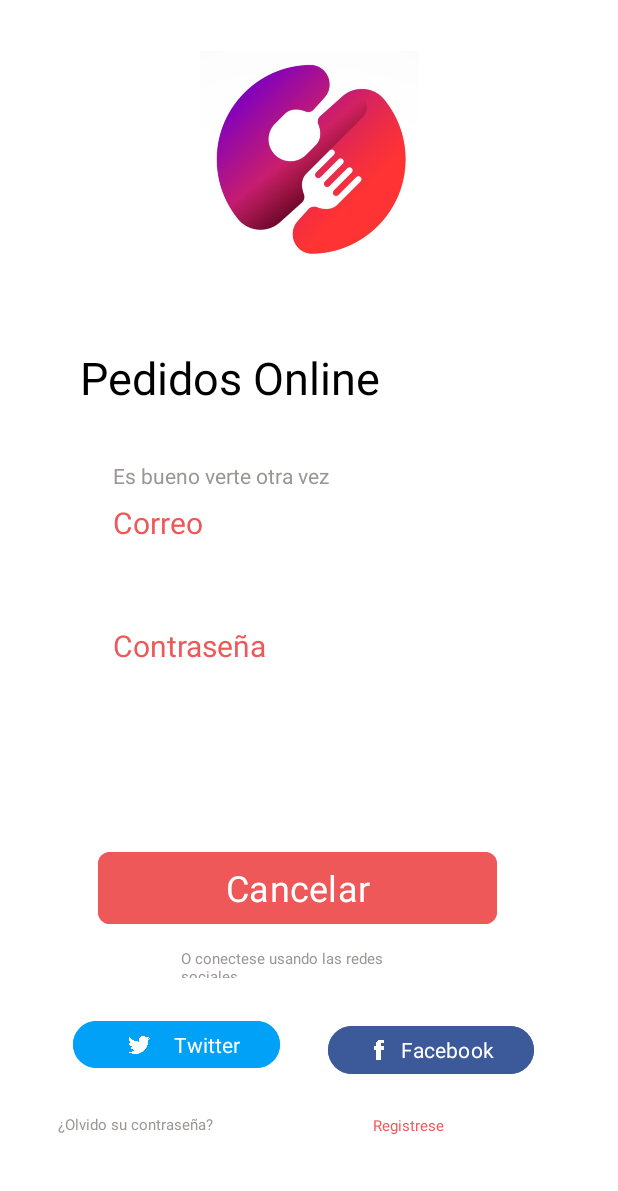
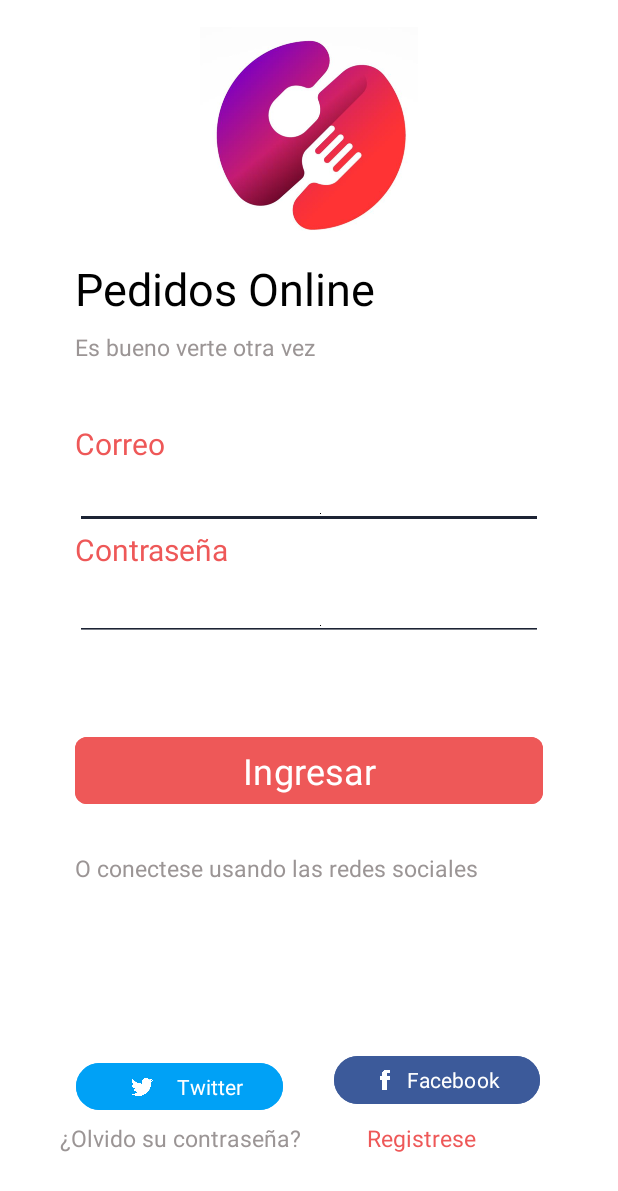
Before and after one commit to Maxximio/Dispositivos-Moviles, an Android app: the PedidosActivity screen opened directly, with no data from a screen before it, on a phone screen of 412 x 824 dp. Shown: the top 1191 px of the screen. Run offline under Robolectric (Android 15) with nearby library versions, the phone set to English and light mode, and no system bars; Roboto replaces fonts that are not available here.

Commit message:
dimen y styles

```diff
--- a/app/src/main/java/com/exam/dispositivosmoviles/ui/activities/MainActivity2.kt
+++ b/app/src/main/java/com/exam/dispositivosmoviles/ui/activities/MainActivity2.kt
@@ -6,7 +6,7 @@ import android.os.Bundle
 import android.util.Log
 import com.exam.dispositivosmoviles.R
 import com.exam.dispositivosmoviles.databinding.ActivityMain2Binding
-import com.exam.dispositivosmoviles.databinding.ActivityMainBinding
+
 
 class MainActivity2 : AppCompatActivity() {
     private lateinit var binding: ActivityMain2Binding
@@ -40,7 +40,7 @@ class MainActivity2 : AppCompatActivity() {
         binding.button2.setOnClickListener{
             var intent = Intent(
                 this,
-                MainActivity::class.java
+                PedidosActivity::class.java
             )
 
             startActivity(intent)
--- a/app/src/main/java/com/exam/dispositivosmoviles/ui/activities/PedidosActivity.kt
+++ b/app/src/main/java/com/exam/dispositivosmoviles/ui/activities/PedidosActivity.kt
@@ -1,17 +1,62 @@
 package com.exam.dispositivosmoviles.ui.activities
 
+import android.content.Intent
 import androidx.appcompat.app.AppCompatActivity
 import android.os.Bundle
+import android.util.Log
 import com.exam.dispositivosmoviles.R
+import com.exam.dispositivosmoviles.databinding.ActivityPedidosBinding
+import com.exam.dispositivosmoviles.login.validator.LoginValidator
+import com.google.android.material.snackbar.Snackbar
 
 class PedidosActivity : AppCompatActivity() {
+
+    private lateinit var binding: ActivityPedidosBinding
     override fun onCreate(savedInstanceState: Bundle?) {
         super.onCreate(savedInstanceState)
-        setContentView(R.layout.activity_pedidos)
+        binding = ActivityPedidosBinding.inflate(layoutInflater)
+        setContentView(binding.root)
     }
 
     override fun onStart() {
         super.onStart()
+        initClass()
+    }
+    private fun initClass(){
+
+
+
+        binding.btnLogin.setOnClickListener{
+            val loginVal = LoginValidator()
+            val check = loginVal.checkLogin( binding.editName.text.toString(), binding.editPass.text.toString())
+
+
+
+
+
+            if (check){
+                var intent = Intent(
+                    this,
+                    MainActivity2::class.java
+                )
+
+
+
+                intent.putExtra("var1" ,
+                    ""
+                )
+                intent.putExtra("var2", 2)
+                startActivity(intent)
+            }else{
+                Snackbar.make(binding.textView2, "Usuario o contraseña invalidos", Snackbar.LENGTH_LONG).show()
+            }
+
+
+            binding.textReg.setOnClickListener {
+                Snackbar.make(binding.textView2, "No te puedes registrar por el momento", Snackbar.LENGTH_LONG).show()
+            }
+
+        }
     }
 
     override fun onDestroy() {
--- a/app/src/main/res/layout/activity_pedidos.xml
+++ b/app/src/main/res/layout/activity_pedidos.xml
@@ -8,55 +8,162 @@
     android:backgroundTint="#FFFFFF"
     tools:context=".ui.activities.PedidosActivity">
 
+
     <ImageView
         android:id="@+id/imageView"
         android:layout_width="145dp"
         android:layout_height="145dp"
-        android:layout_marginTop="32dp"
+        android:layout_marginTop="16dp"
         app:layout_constraintEnd_toEndOf="parent"
         app:layout_constraintStart_toStartOf="parent"
         app:layout_constraintTop_toTopOf="parent"
         app:srcCompat="@drawable/logo" />
 
-
     <TextView
         android:id="@+id/textView2"
-        android:layout_width="253dp"
-        android:layout_height="44dp"
-        android:layout_marginBottom="32dp"
+        android:layout_width="match_parent"
+        android:layout_height="wrap_content"
+        android:layout_marginStart="@dimen/margin"
+        android:layout_marginTop="172dp"
+        android:layout_marginEnd="@dimen/margin"
         android:text="Pedidos Online"
         android:textColor="@color/black"
         android:textSize="30dp"
-        app:layout_constraintBottom_toTopOf="@+id/textView3"
         app:layout_constraintEnd_toEndOf="parent"
-        app:layout_constraintHorizontal_bias="0.335"
-        app:layout_constraintStart_toStartOf="parent" />
-
+        app:layout_constraintHorizontal_bias="0.0"
+        app:layout_constraintStart_toStartOf="parent"
+        app:layout_constraintTop_toTopOf="parent" />
 
     <TextView
         android:id="@+id/textView3"
-        android:layout_width="171dp"
-        android:layout_height="20dp"
-        android:layout_marginBottom="60dp"
+        android:layout_width="match_parent"
+        android:layout_height="wrap_content"
+        android:layout_marginStart="@dimen/margin"
+        android:layout_marginTop="8dp"
+        android:layout_marginEnd="@dimen/margin"
         android:text="Es bueno verte otra vez"
         android:textColor="#9B9595"
-        android:textSize="14sp"
-        app:layout_constraintBottom_toTopOf="@+id/edit_name"
-        app:layout_constraintEnd_toEndOf="parent"
-        app:layout_constraintHorizontal_bias="0.312"
+        android:textSize="15sp"
+        app:layout_constraintTop_toBottomOf="@+id/textView2"
+        tools:layout_editor_absoluteX="43dp" />
+
+
+    <!--        android:background="#00A1F6"-->
+
+    <!--        android:background="#FFFFFF"-->
+    <!--        android:backgroundTint="#FFFFFF"-->
+
+    <TextView
+        android:id="@+id/textView4"
+        android:layout_width="match_parent"
+        android:layout_height="wrap_content"
+        android:layout_marginStart="@dimen/margin"
+        android:layout_marginEnd="@dimen/margin"
+        android:layout_marginTop="28dp"
+        android:text="O conectese usando las redes sociales"
+        android:textColor="#9B9595"
+        android:textSize="15sp"
+        app:layout_constraintTop_toBottomOf="@+id/btn_login"
+        tools:layout_editor_absoluteX="0dp" />
+
+    <TextView
+        android:id="@+id/textView7"
+        android:layout_width="match_parent"
+        android:layout_height="wrap_content"
+        android:layout_marginStart="@dimen/margin"
+        android:layout_marginEnd="@dimen/margin"
+        android:layout_marginTop="40dp"
+        android:text="Correo"
+        android:textColor="#EE5858"
+        android:textSize="20sp"
+        app:layout_constraintTop_toBottomOf="@+id/textView3"
+        tools:layout_editor_absoluteX="50dp" />
+
+    <TextView
+        android:id="@+id/textView8"
+        android:layout_width="match_parent"
+        android:layout_height="wrap_content"
+        android:layout_marginStart="@dimen/margin"
+        android:layout_marginEnd="@dimen/margin"
+        android:text="Contraseña"
+        android:textColor="#EE5858"
+        android:textSize="20sp"
+        app:layout_constraintTop_toBottomOf="@+id/edit_name"
+        tools:layout_editor_absoluteX="50dp" />
+
+    <com.google.android.material.textfield.TextInputEditText
+        android:id="@+id/edit_name"
+        android:layout_width="match_parent"
+        android:layout_height="wrap_content"
+        android:layout_marginStart="@dimen/margin"
+        android:layout_marginEnd="@dimen/margin"
+        android:layout_marginTop="4dp"
+        android:drawableBottom="@color/black"
+        android:paddingLeft="30px"
+        app:layout_constraintTop_toBottomOf="@+id/textView7"
+        tools:layout_editor_absoluteX="0dp" />
+
+    <com.google.android.material.textfield.TextInputEditText
+        android:id="@+id/edit_pass"
+        android:layout_width="match_parent"
+        android:layout_height="wrap_content"
+        android:layout_marginStart="@dimen/margin"
+        android:layout_marginEnd="@dimen/margin"
+        android:layout_marginTop="8dp"
+        android:drawableBottom="@color/black"
+        android:paddingLeft="30px"
+        app:layout_constraintTop_toBottomOf="@+id/textView8"
+        tools:layout_editor_absoluteX="50dp" />
+
+    <Button
+        android:id="@+id/btn_login"
+        style="@style/ButtonsGeneral"
+        android:layout_width="match_parent"
+        android:layout_height="wrap_content"
+        android:layout_marginStart="@dimen/margin"
+        android:layout_marginEnd="@dimen/margin"
+        android:layout_marginTop="60dp"
+        android:backgroundTint="#EE5858"
+        android:text="Ingresar"
+        android:textSize="24sp"
+        app:layout_constraintTop_toBottomOf="@+id/edit_pass"
+        tools:layout_editor_absoluteX="0dp"
+        tools:text="Ingresar" />
+
+    <Button
+        android:id="@+id/btn_twitter"
+        android:layout_width="138dp"
+        android:layout_height="39dp"
+        android:layout_marginEnd="32dp"
+        android:layout_marginBottom="80dp"
+
+        android:backgroundTint="#00A1F6"
+        android:text="Twitter"
+        app:icon="@drawable/p_de_t"
+        app:iconPadding="1dp"
+        app:iconSize="40dp"
+        app:layout_constraintBottom_toBottomOf="parent"
+        app:layout_constraintEnd_toStartOf="@+id/btn_face"
+        app:layout_constraintHorizontal_bias="0.961"
         app:layout_constraintStart_toStartOf="parent" />
 
     <TextView
-        android:id="@+id/textView4"
-        android:layout_width="171dp"
+        android:id="@+id/textReg"
+        android:layout_width="91dp"
         android:layout_height="20dp"
-        android:layout_marginBottom="172dp"
-        android:text="O conectese usando las redes sociales"
-        android:textColor="#9B9595"
-        android:textSize="10sp"
+        android:layout_marginEnd="76dp"
+        android:layout_marginBottom="56dp"
+        android:clickable="true"
+        android:onClick="onClick"
+        android:text="Registrese"
+
+
+        android:textColor="#EE5858"
+        android:textSize="15sp"
         app:layout_constraintBottom_toBottomOf="parent"
         app:layout_constraintEnd_toEndOf="parent"
-        app:layout_constraintStart_toStartOf="parent" />
+        app:layout_constraintTop_toBottomOf="@+id/btn_face"
+        app:layout_constraintVertical_bias="1.0" />
 
     <TextView
         android:id="@+id/textView5"
@@ -65,129 +172,20 @@
         android:layout_marginBottom="56dp"
         android:text="¿Olvido su contraseña?"
         android:textColor="#9B9595"
-        android:textSize="10sp"
+        android:textSize="15sp"
         app:layout_constraintBottom_toBottomOf="parent"
         app:layout_constraintEnd_toEndOf="parent"
-        app:layout_constraintHorizontal_bias="0.162"
+        app:layout_constraintHorizontal_bias="0.166"
         app:layout_constraintStart_toStartOf="parent"
         app:layout_constraintTop_toBottomOf="@+id/btn_twitter"
-        app:layout_constraintVertical_bias="0.843" />
-
-    <TextView
-        android:id="@+id/textView6"
-        android:layout_width="91dp"
-        android:layout_height="20dp"
-        android:layout_marginEnd="72dp"
-        android:layout_marginBottom="56dp"
-        android:text="Registrese"
-        android:textColor="#EE5858"
-        android:textSize="10sp"
-        app:layout_constraintBottom_toBottomOf="parent"
-        app:layout_constraintEnd_toEndOf="parent"
-        app:layout_constraintTop_toBottomOf="@+id/btn_face"
-        app:layout_constraintVertical_bias="0.843" />
-
-    <!--        android:background="#00A1F6"-->
-
-    <TextView
-        android:id="@+id/textView7"
-        android:layout_width="100dp"
-        android:layout_height="29dp"
-        android:text="Correo"
-        android:textColor="#EE5858"
-        android:textSize="20sp"
-        app:layout_constraintBottom_toBottomOf="parent"
-        app:layout_constraintEnd_toEndOf="parent"
-        app:layout_constraintHorizontal_bias="0.241"
-        app:layout_constraintStart_toStartOf="parent"
-        app:layout_constraintTop_toTopOf="parent"
-        app:layout_constraintVertical_bias="0.421" />
-
-    <TextView
-        android:id="@+id/textView8"
-        android:layout_width="103dp"
-        android:layout_height="33dp"
-        android:text="Contraseña"
-        android:textColor="#EE5858"
-        android:textSize="20sp"
-        app:layout_constraintBottom_toBottomOf="parent"
-        app:layout_constraintEnd_toEndOf="parent"
-        app:layout_constraintHorizontal_bias="0.243"
-        app:layout_constraintStart_toStartOf="parent"
-        app:layout_constraintTop_toTopOf="parent"
-        app:layout_constraintVertical_bias="0.527" />
-
-    <EditText
-        android:id="@+id/edit_name"
-        android:layout_width="228dp"
-        android:layout_height="24dp"
-        android:layout_marginBottom="52dp"
-        android:background="#FFFFFF"
-        android:backgroundTint="#FFFFFF"
-        android:drawableBottom="@color/black"
-        android:foregroundTint="#000000"
-        android:paddingLeft="30px"
-        android:style="@style/Widget.AppCompat.Spinner.Underlined"
-        app:layout_constraintBottom_toTopOf="@+id/edit_pass"
-        app:layout_constraintEnd_toEndOf="parent"
-        app:layout_constraintHorizontal_bias="0.409"
-        app:layout_constraintStart_toStartOf="parent" />
-
-    <EditText
-        android:id="@+id/edit_pass"
-        android:layout_width="228dp"
-        android:layout_height="26dp"
-        android:background="#FFFFFF"
-        android:backgroundTint="#FFFFFF"
-        android:drawableBottom="@color/black"
-        android:paddingLeft="30px"
-        app:layout_constraintBottom_toBottomOf="parent"
-        app:layout_constraintEnd_toEndOf="parent"
-        app:layout_constraintHorizontal_bias="0.409"
-        app:layout_constraintStart_toStartOf="parent"
-        app:layout_constraintTop_toTopOf="parent"
-        app:layout_constraintVertical_bias="0.581" />
-
-    <Button
-        android:id="@+id/btn_login"
-        style="@style/ButtonsGeneral"
-        android:layout_width="266dp"
-        android:layout_height="56dp"
-        android:layout_marginBottom="204dp"
-        android:backgroundTint="#EE5858"
-        android:text="@string/button"
-        android:textSize="24sp"
-        app:layout_constraintBottom_toBottomOf="parent"
-        app:layout_constraintEnd_toEndOf="parent"
-        app:layout_constraintHorizontal_bias="0.448"
-        app:layout_constraintStart_toStartOf="parent"
-        app:layout_constraintTop_toBottomOf="@+id/edit_pass"
-        app:layout_constraintVertical_bias="1.0"
-        tools:text="Ingresar" />
-
-    <Button
-        android:id="@+id/btn_twitter"
-        android:layout_width="138dp"
-        android:layout_height="39dp"
-        android:layout_marginEnd="32dp"
-        android:layout_marginBottom="108dp"
-
-        android:backgroundTint="#00A1F6"
-        android:text="Twitter"
-        app:icon="@drawable/p_de_t"
-        app:iconPadding="1dp"
-        app:iconSize="40dp"
-        app:layout_constraintBottom_toBottomOf="parent"
-        app:layout_constraintEnd_toStartOf="@+id/btn_face"
-        app:layout_constraintHorizontal_bias="1.0"
-        app:layout_constraintStart_toStartOf="parent" />
+        app:layout_constraintVertical_bias="1.0" />
 
     <Button
         android:id="@+id/btn_face"
         android:layout_width="137dp"
         android:layout_height="40dp"
-        android:layout_marginEnd="56dp"
-        android:layout_marginBottom="104dp"
+        android:layout_marginEnd="52dp"
+        android:layout_marginBottom="84dp"
 
 
         android:backgroundTint="#3C5A9A"
--- /dev/null
+++ b/app/src/main/res/values/dimen1.xml
@@ -0,0 +1,5 @@
+<?xml version="1.0" encoding="utf-8"?>
+<resources>
+    <dimen name="margin">50dp</dimen>
+
+</resources>
```
